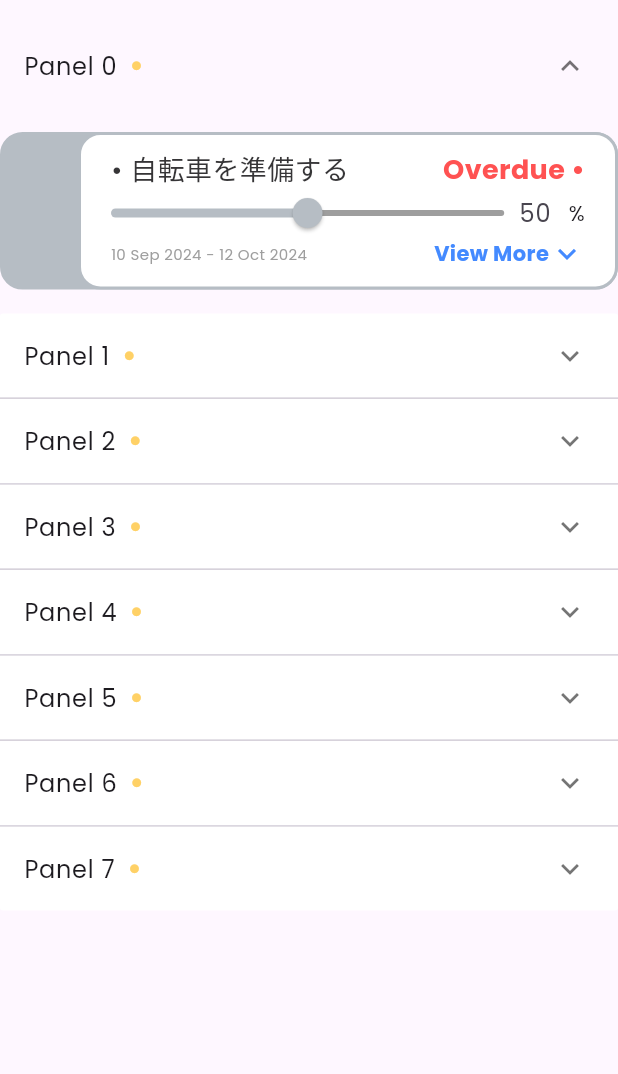
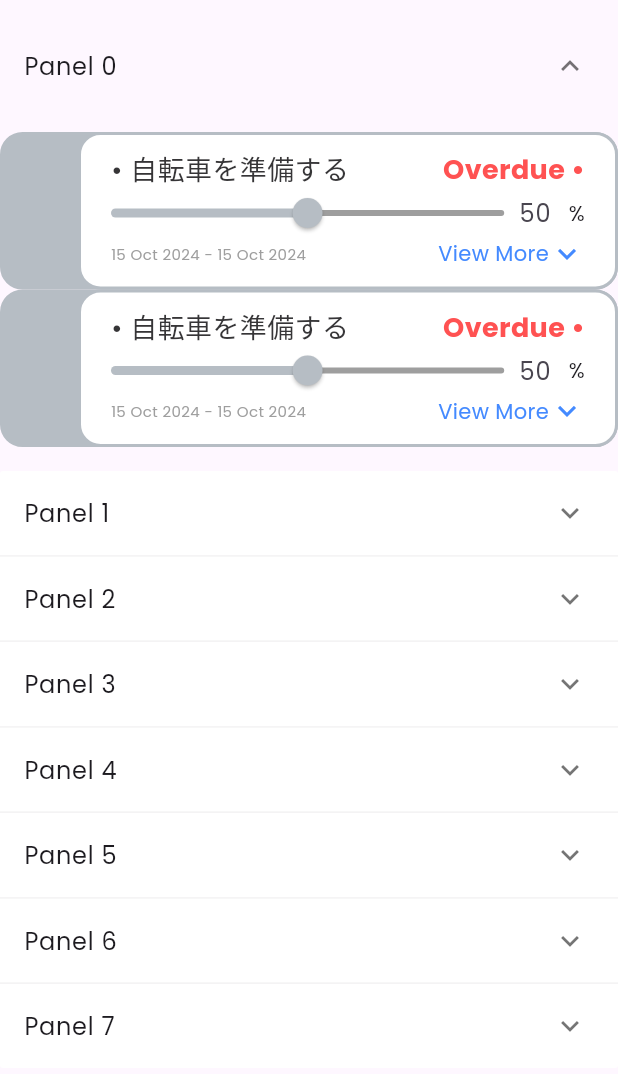
Before and after one commit to izzan-alfian/myapp, a Flutter app: the ExpansionPanelListExample widget shown alone on an empty page, opened directly, after a tap on an icon or button, on a phone screen of 412 x 824 dp. Shown: the top 1074 px of the screen. Run offline on Flutter 3.47's test engine with Material 3 defaults, Android fonts, the phone set to English and light mode, and no system bars; our stand-ins replace flutter_bloc, table_calendar.

Commit message:
adding and modifying
adding dashboard and project & task page, also finalizing task_progress

```diff
--- a/lib/presentation/component/layout_navbar.dart
+++ b/lib/presentation/component/layout_navbar.dart
@@ -2,6 +2,7 @@ import 'package:flutter/material.dart';
 import 'package:myapp/presentation/pages/attendances/attendances.dart';
 import 'package:myapp/presentation/pages/daily_report/daily_report.dart';
 import 'package:myapp/presentation/pages/report_logistics/report_logistics.dart';
+import 'package:myapp/presentation/pages/project_and_task/project_and_task.dart';
 
 class LayoutNavbar extends StatefulWidget {
   @override
@@ -11,11 +12,13 @@ class LayoutNavbar extends StatefulWidget {
 class _LayoutNavbarState extends State<LayoutNavbar> {
   int _selectedIndex = 0;
 
+
+
   // List halaman yang akan ditampilkan
   static List<Widget> _pages = <Widget>[
     DashboardPage(),
     AttendancesPage(),
-    ProjectTaskPage(),
+    ProjectAndTaskPage(),
     DailyReportPage(),
     ReportLogistics(),
   ];
@@ -80,16 +83,3 @@ class DashboardPage extends StatelessWidget {
     );
   }
 }
-
-class ProjectTaskPage extends StatelessWidget {
-  @override
-  Widget build(BuildContext context) {
-    return Scaffold(
-      backgroundColor: Color(0xFFf0f0f0),
-      appBar: AppBar(
-        backgroundColor: Color(0xFF33499e),
-        title: Text('Project & Task', style: TextStyle(color: Colors.white)),
-      ),
-    );
-  }
-}
--- a/lib/presentation/pages/daily_report/task_progress_step.dart
+++ b/lib/presentation/pages/daily_report/task_progress_step.dart
@@ -1,45 +1,57 @@
 import 'package:flutter/material.dart';
+import 'package:intl/intl.dart' as intl;
 
 class TaskProgressStep extends StatefulWidget {
-  const TaskProgressStep({Key? key}) : super(key: key);
+  const TaskProgressStep({super.key});
 
   @override
   _TaskProgressStepState createState() => _TaskProgressStepState();
 }
 
 class _TaskProgressStepState extends State<TaskProgressStep> {
-  int _currentSliderValue = 75;
   TextEditingController sliderController = TextEditingController();
 
   @override
   Widget build(BuildContext context) {
-    return Column(children: [
+    return const Column(children: [
 
-      ListBuilder(),
+      ExpansionPanelListExample(),
 
-      SizedBox(height: 40.0),
-
-      ExpansionPanelListExample()
+      SizedBox(height: 20.0),
 
     ],);
   }
 }
 
 class ListBuilder extends StatefulWidget {
+  final String projectName;
+  final int progress;
+  final DateTime startDate;
+  final DateTime endTime;
+  final bool isOverdue;
+  int sliderValue;
+
+  ListBuilder({
+    super.key,
+    required this.projectName,
+    required this.progress,
+    required this.startDate,
+    required this.endTime,
+    required this.isOverdue,
+  }) : sliderValue = progress;
 
   @override
   _ListBuilderState createState() => _ListBuilderState();
 }
 
 class _ListBuilderState extends State<ListBuilder> {
-  final int initValue = 50;
   int _currentSliderValue = 0; //temporarily set to 0 because flutter require the top variable to be initialized, but this variable's value will definitely determined in initState()
   TextEditingController sliderController = TextEditingController();
 
   @override
   void initState() {
     super.initState();
-    _currentSliderValue = initValue;
+    _currentSliderValue = widget.progress;
   }
 
   @override
@@ -51,8 +63,8 @@ class _ListBuilderState extends State<ListBuilder> {
         height: 105,
         width: screenWidth,
         decoration: BoxDecoration(
-          color: getActiveColor(_currentSliderValue),
-          border: Border.all(color: getActiveColor(_currentSliderValue), width: 2.0),
+          color: getActiveColor(widget.progress, _currentSliderValue),
+          border: Border.all(color: getActiveColor(widget.progress, _currentSliderValue), width: 2.0),
           borderRadius: BorderRadius.circular(15.0)
         ),
       ),
@@ -63,23 +75,27 @@ class _ListBuilderState extends State<ListBuilder> {
           width: screenWidth - 52.0,
           decoration: BoxDecoration(
             color: Colors.white,
-            border: Border.all(color: getActiveColor(_currentSliderValue), width: 2.0),
+            border: Border.all(color: getActiveColor(widget.progress, _currentSliderValue), width: 2.0),
             borderRadius: BorderRadius.circular(15.0)
           ),
           child: Column(
             children: [
               Padding(
-                padding: EdgeInsets.fromLTRB(20.0, 10.0, 20.0, 10.0),
+                padding: const EdgeInsets.fromLTRB(20.0, 10.0, 20.0, 10.0),
                 child: Column(
                   children: [
-
                     Row(
                       children: [
-                        Expanded(child: Text("• 自転車を準備する",   style: TextStyle(color: Color(0xFF363537),  fontSize: 18.0)),),
-                                        Text("Overdue •", style: TextStyle(color: Colors.redAccent,             fontSize: 18.0, fontWeight: FontWeight.w600),)
+                        Expanded(
+                          child:
+                            Text("• ${widget.projectName}",
+                              style: const TextStyle(color: Color(0xFF363537), fontSize: 18.0)),),
+                            widget.isOverdue ?
+                              const Text("Overdue •",
+                                style:TextStyle(color: Colors.redAccent, fontSize: 18.0, fontWeight: FontWeight.w600),) :
+                              const Text("")
                       ],
                     ),
-
                     Row(
                       children: [
                         Expanded(
@@ -89,22 +105,23 @@ class _ListBuilderState extends State<ListBuilder> {
                               child: SliderTheme(
                                 data: SliderThemeData(
                                   trackShape: CustomTrackShape(),
-                                  thumbShape: CustomSliderThumbShape(),
-                                  overlayShape: CustomSliderOverlayShape(),
+                                  thumbShape: const CustomSliderThumbShape(),
+                                  overlayShape: const CustomSliderOverlayShape(),
                                 ),
                                 child: Slider(
                                   value: _currentSliderValue.toDouble(),
                                   max: 100,
                                   min: 0,
-                                  activeColor: getActiveColor(_currentSliderValue),
+                                  activeColor: getActiveColor(widget.progress, _currentSliderValue),
                                   inactiveColor: Colors.grey,
-                                  thumbColor: getActiveColor(_currentSliderValue),
+                                  thumbColor: getActiveColor(widget.progress, _currentSliderValue),
                                   label: _currentSliderValue.round().toString(),
                                   onChanged: (double value) {
                                     setState(() {
-                                      if (value > initValue) {
+                                      if (value > widget.progress) {
                                         _currentSliderValue = value.toInt();
                                         sliderController.text = _currentSliderValue.toString();
+                                        widget.sliderValue = value.toInt();
                                       }
                                     });
                                   },
@@ -113,7 +130,7 @@ class _ListBuilderState extends State<ListBuilder> {
                             )
                         ),
 
-                        SizedBox(width: 10.0,height: 30.0,),
+                        const SizedBox(width: 10.0,height: 30.0,),
 
                         SizedBox(
                           width: 33,
@@ -129,8 +146,8 @@ class _ListBuilderState extends State<ListBuilder> {
                               setState(() {
                                 int? value = int.tryParse(text);
                                 if (value != null) {
-                                  if (value < initValue) {
-                                    _currentSliderValue = initValue;
+                                  if (value < widget.progress) {
+                                    _currentSliderValue = widget.progress;
                                   } else if (value > 100) {
                                     _currentSliderValue = 100;
                                   } else {
@@ -144,16 +161,19 @@ class _ListBuilderState extends State<ListBuilder> {
                           ),
                         ),
 
-                        Text("%"),
+                        const Text("%"),
 
                       ],
                     ),
 
-                    Row(
-                      children: [
-                        Expanded(child: Text("10 Sep 2024 - 12 Oct 2024", style: TextStyle(color: Colors.grey, fontSize: 10.0),),),
-                                        Text("View More",                 style: TextStyle(color: Colors.blueAccent, fontWeight: FontWeight.w600),),
-                                        Icon(Icons.keyboard_arrow_down, color: Colors.blueAccent)
+                    Row( children: [
+                        Expanded(child: Row(children: [
+                          Text(intl.DateFormat('dd MMM yyyy').format(widget.startDate), style: const TextStyle(color: Colors.grey, fontSize: 10.0),),
+                    const Text(" - "                                                  , style: TextStyle(color: Colors.grey, fontSize: 10.0),),
+                          Text(intl.DateFormat('dd MMM yyyy').format(widget.startDate), style: const TextStyle(color: Colors.grey, fontSize: 10.0),)
+                        ],)),
+                      const Text("View More", style: TextStyle(color: Colors.blueAccent),),
+                      const Icon(Icons.keyboard_arrow_down, color: Colors.blueAccent)
                       ],
                     ),
                   ],
@@ -176,15 +196,27 @@ class Item {
   });
 
   String headerValue;
-  Widget expandedValue;
+  List<ListBuilder> expandedValue;
   bool isExpanded;
 }
 
-List<Item> generateItems(int numberOfItems) {
-  return List<Item>.generate(numberOfItems, (int index) {
+List<Item> generateItems(int numberOfCategory) {
+  return List<Item>.generate(numberOfCategory, (int categoryIndex) {
     return Item(
-      headerValue: 'Panel $index',
-      expandedValue: ListBuilder(),
+      headerValue: 'Panel $categoryIndex',
+      expandedValue: generateTasks(2),
+    );
+  });
+}
+
+List<ListBuilder> generateTasks(int numberOfTask) {
+  return List<ListBuilder>.generate(numberOfTask, (int categoryIndex) {
+    return ListBuilder(
+      projectName: "自転車を準備する",
+      progress: 50,
+      startDate: DateTime.now(),
+      endTime: DateTime.now(),
+      isOverdue: true,
     );
   });
 }
@@ -211,7 +243,8 @@ class _ExpansionPanelListExampleState extends State<ExpansionPanelListExample> {
 
   Widget _buildPanel() {
     return ExpansionPanelList(
-      elevation: 0, // Removes shadow from each list
+      dividerColor: const Color(0xFFf0f0f0),
+      elevation: 0, // Removes shadow from list
       expansionCallback: (int index, bool isExpanded) {
         setState(() {
           _data[index].isExpanded = isExpanded;
@@ -219,18 +252,24 @@ class _ExpansionPanelListExampleState extends State<ExpansionPanelListExample> {
       },
       children: _data.map<ExpansionPanel>((Item item) {
         return ExpansionPanel(
-          backgroundColor: item.isExpanded ? Color(0x00) : Colors.white,
+          backgroundColor: item.isExpanded ? const Color(0x00000000) : Colors.white,
           canTapOnHeader: true,
           headerBuilder: (BuildContext context, bool isExpanded) {
+            bool isSliderModified = item.expandedValue.any((listBuilder) {
+              print("${listBuilder.progress} != ${listBuilder.sliderValue}");
+              return listBuilder.progress != listBuilder.sliderValue;
+            });
             return ListTile(
               title: Row(
                 children: [
                   Text("${item.headerValue}  "),
-                  Icon(Icons.circle, size: 7.0, color: Color(0xFFffd166))
+                  isSliderModified ? const Icon(Icons.circle, size: 7.0, color: Color(0xFFffd166)) : Text("")
                   ],),
             );
           },
-          body: item.expandedValue,
+          body: Column(
+            children: item.expandedValue,
+          ),
           isExpanded: item.isExpanded,
         );
       }).toList(),
@@ -239,11 +278,11 @@ class _ExpansionPanelListExampleState extends State<ExpansionPanelListExample> {
 }
 
 
-Color getActiveColor(int currentSliderValue) {
-  if (currentSliderValue <= 50) {
-    return Color(0xFFb6bdc4);
+Color getActiveColor(int initProgress, int currentSliderValue) {
+  if (currentSliderValue <= initProgress) {
+    return const Color(0xFFb6bdc4);
   } else {
-    return Color(0xFFffd166);
+    return const Color(0xFFffd166);
   }
 }
 
--- /dev/null
+++ b/lib/presentation/pages/project_and_task/project_and_task.dart
@@ -0,0 +1,31 @@
+import 'package:flutter/material.dart';
+
+class ProjectAndTaskPage extends StatefulWidget {
+  @override
+  _ProjectAndTaskState createState() => _ProjectAndTaskState();
+}
+
+class _ProjectAndTaskState extends State<ProjectAndTaskPage> {
+  double _sliderValue = 0.0;
+
+  void _onSliderChanged(double value) {
+    setState(() {
+      _sliderValue = value; // Update state with slider value
+    });
+  }
+
+  @override
+  Widget build(BuildContext context) {
+    return Column(
+      children: [
+        Slider(
+          value: _sliderValue,
+          onChanged: _onSliderChanged, // Using ValueChanged
+          min: 0,
+          max: 100,
+        ),
+        Text('Slider value: ${_sliderValue.toStringAsFixed(1)}'),
+      ],
+    );
+  }
+}
```
Also changed, not shown: lib/presentation/pages/dashboard/dashboard.dart (added).
